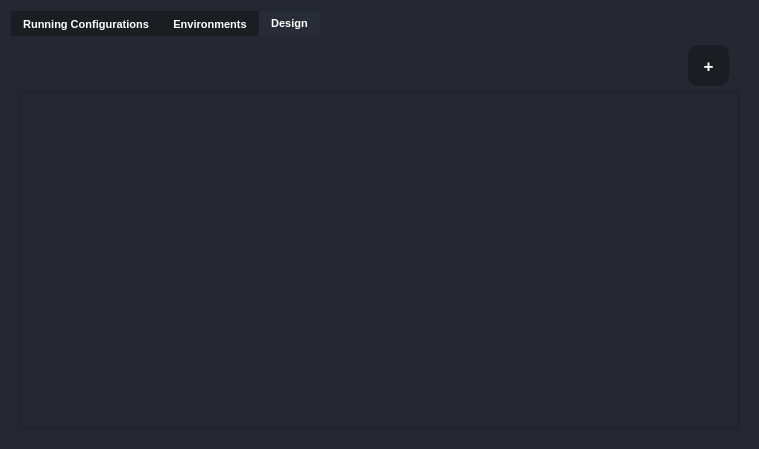
This is UiFiles/TaskTab.ui in bassant-hisham/Anomalies-Tracker-Siemens-Academy as Qt 5 draws it before an edit. The edited form follows.
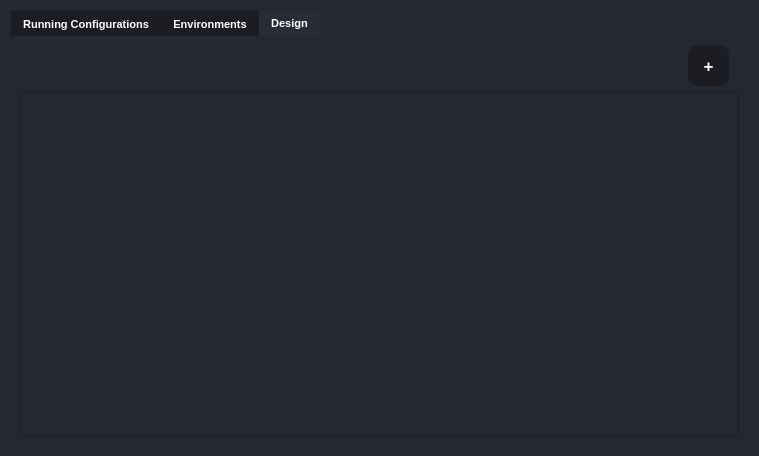
This is the edited form. The open tabs and pages were chosen to show the change. Icons and pictures are not drawn.

The edit to the form file:
```diff
--- a/UiFiles/TaskTab.ui
+++ b/UiFiles/TaskTab.ui
@@ -7,7 +7,7 @@
     <x>0</x>
     <y>0</y>
     <width>759</width>
-    <height>449</height>
+    <height>456</height>
    </rect>
   </property>
   <property name="windowTitle">
@@ -25,7 +25,6 @@
      <property name="font">
       <font>
        <pointsize>8</pointsize>
-       <weight>75</weight>
        <bold>true</bold>
       </font>
      </property>
@@ -598,8 +597,8 @@
            <rect>
             <x>0</x>
             <y>0</y>
-            <width>713</width>
-            <height>85</height>
+            <width>721</width>
+            <height>346</height>
            </rect>
           </property>
          </widget>
```
Left out of the diff: 70 changed lines with no effect on the pictures.
